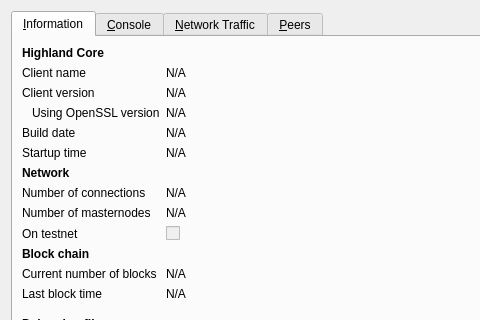
First picture: the form in src/qt/forms/rpcconsole.ui, repository hronopay/fd, before the edit; both pictures show x 0 to 480 and y 0 to 320 of the 740 by 450 pixel window.
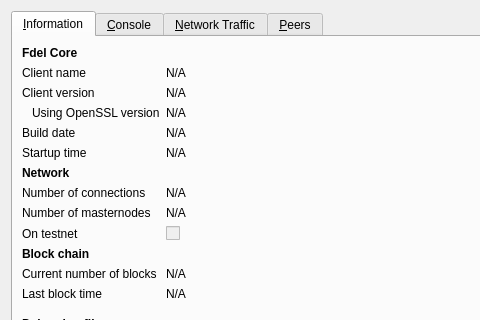
Second picture: the form after the edit. The open tabs and pages were chosen to show the change. Icons and pictures are not drawn. Custom widgets are drawn as their Qt base class.

```diff
--- a/src/qt/forms/rpcconsole.ui
+++ b/src/qt/forms/rpcconsole.ui
@@ -33,7 +33,7 @@
           </font>
          </property>
          <property name="text">
-          <string>Highland Core</string>
+          <string>Fdel Core</string>
          </property>
         </widget>
        </item>
```
Left out of the diff: 6 changed lines with no effect on the pictures.
